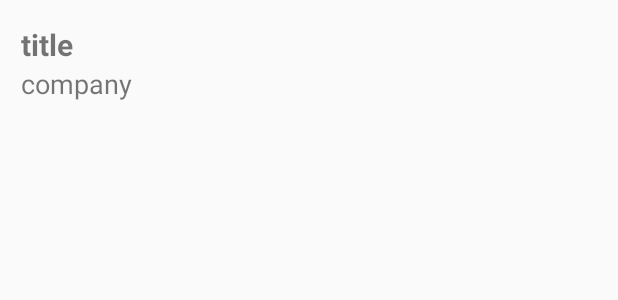
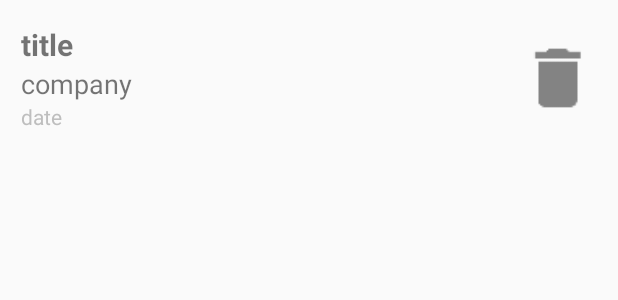
Before and after one commit to KristaAppel/JobSpot, an Android app: the layout applied_list_item.xml on its own in the app's theme, with its tools: preview values and no code run, on a phone screen of 412 x 824 dp. Shown: the top 300 px of the screen. Run offline under Robolectric (Android 15) with nearby library versions, the light colour scheme and no system bars.

Commit message:
Applied Jobs screen now displays the date of application.  Restructured Job class to include a String applyDate.

```diff
--- a/app/src/main/java/com/kristaappel/jobspot/BottomNavigationActivity.java
+++ b/app/src/main/java/com/kristaappel/jobspot/BottomNavigationActivity.java
@@ -313,7 +313,7 @@ public class BottomNavigationActivity extends AppCompatActivity implements Searc
         // Use coords with job data that was already retrieved to create a Job object:
         Job newJob = null;
         if (foundJob != null && jobLat != null && jobLng != null) {
-            newJob = new Job(foundJob.getJobID(), foundJob.getJobTitle(), foundJob.getCompanyName(), foundJob.getDatePosted(), foundJob.getJobURL(), foundJob.getJobCityState(), jobLat, jobLng);
+            newJob = new Job(foundJob.getJobID(), foundJob.getJobTitle(), foundJob.getCompanyName(), foundJob.getDatePosted(), foundJob.getJobURL(), foundJob.getJobCityState(), jobLat, jobLng, "");
         }else{
             Log.i("BottomNav:317", "foundjob is nul!!!!!!!!!!");
         }
@@ -472,7 +472,7 @@ public class BottomNavigationActivity extends AppCompatActivity implements Searc
                 String dateposted = jobObj.getString("AccquisitionDate");
                 String joburl = jobObj.getString("URL");
                 String jobcitystate = jobObj.getString("Location");
-                Job foundJob = new Job(jobid, jobtitle, companyname, dateposted, joburl, jobcitystate, 0, 0);
+                Job foundJob = new Job(jobid, jobtitle, companyname, dateposted, joburl, jobcitystate, 0, 0, "");
                 // Get the coordinates:
                 LocationHelper.lookUpCompany(this, foundJob);
             }
--- a/app/src/main/java/com/kristaappel/jobspot/fragments/SavedJobsFragment.java
+++ b/app/src/main/java/com/kristaappel/jobspot/fragments/SavedJobsFragment.java
@@ -71,7 +71,7 @@ public class SavedJobsFragment extends ListFragment {
                             Double jobLat = (Double) snapshotJob.get("jobLat");
                             Double jobLng = (Double) snapshotJob.get("jobLng");
 
-                            Job savedJob = new Job(jobID, jobTitle, companyName, datePosted, jobURL, jobCityState, jobLat, jobLng);
+                            Job savedJob = new Job(jobID, jobTitle, companyName, datePosted, jobURL, jobCityState, jobLat, jobLng, "");
 
                             savedJobs.add(savedJob);
                             listAdapter.notifyDataSetChanged();
--- a/app/src/main/java/com/kristaappel/jobspot/fragments/SearchResultListFragment.java
+++ b/app/src/main/java/com/kristaappel/jobspot/fragments/SearchResultListFragment.java
@@ -92,7 +92,9 @@ public class SearchResultListFragment extends ListFragment {
     public void onResume() {
         super.onResume();
         ProgressBar progressBar = (ProgressBar)getActivity().findViewById(R.id.progressBar);
-        progressBar.setVisibility(View.INVISIBLE);
+        if (progressBar != null){
+            progressBar.setVisibility(View.INVISIBLE);
+        }
     }
 
     @Override
--- a/app/src/main/res/layout/applied_list_item.xml
+++ b/app/src/main/res/layout/applied_list_item.xml
@@ -1,7 +1,9 @@
 <?xml version="1.0" encoding="utf-8"?>
 <RelativeLayout xmlns:android="http://schemas.android.com/apk/res/android"
+    xmlns:app="http://schemas.android.com/apk/res-auto"
     android:orientation="horizontal" android:layout_width="match_parent"
-    android:layout_height="match_parent">
+    android:layout_height="match_parent"
+    android:descendantFocusability="blocksDescendants">
 
     <TextView
         android:id="@+id/textView_applied_title"
@@ -21,12 +23,35 @@
         android:id="@+id/textView_applied_company"
         android:layout_width="wrap_content"
         android:layout_height="wrap_content"
+        android:layout_alignStart="@+id/textView_applied_title"
+        android:layout_below="@+id/textView_applied_title"
+        android:layout_marginEnd="54dp"
         android:text="@string/company"
-        android:textAlignment="textEnd"
-        android:textSize="18sp"
+        android:textAlignment="textStart"
+        android:textSize="18sp" />
+
+    <TextView
+        android:id="@+id/textView_applied_date"
+        android:layout_width="wrap_content"
+        android:layout_height="wrap_content"
+        android:layout_below="@+id/textView_applied_company"
+        android:layout_alignStart="@+id/textView_applied_company"
+        android:text="@string/date"
+        android:textAlignment="textStart"
         android:layout_marginBottom="16dp"
         android:layout_marginEnd="54dp"
-        android:layout_below="@+id/textView_applied_title"
-        android:layout_alignStart="@+id/textView_applied_title" />
+        android:textColor="?android:attr/textColorSecondaryInverseNoDisable" />
+
+    <ImageButton
+        android:id="@+id/appliedJobs_delete_button"
+        android:layout_width="52dp"
+        android:layout_height="52dp"
+        android:layout_marginEnd="14dp"
+        android:background="@android:color/transparent"
+        android:scaleType="fitCenter"
+        app:srcCompat="@drawable/ic_trash"
+        android:layout_alignTop="@+id/textView_applied_title"
+        android:layout_alignParentEnd="true"
+        android:layout_marginTop="10dp" />
 
 </RelativeLayout>
```
Also changed, not shown: app/src/main/java/com/kristaappel/jobspot/fragments/AppliedJobsFragment.java (+9 -5 lines), app/src/main/java/com/kristaappel/jobspot/objects/Job.java (+13 -2 lines).
